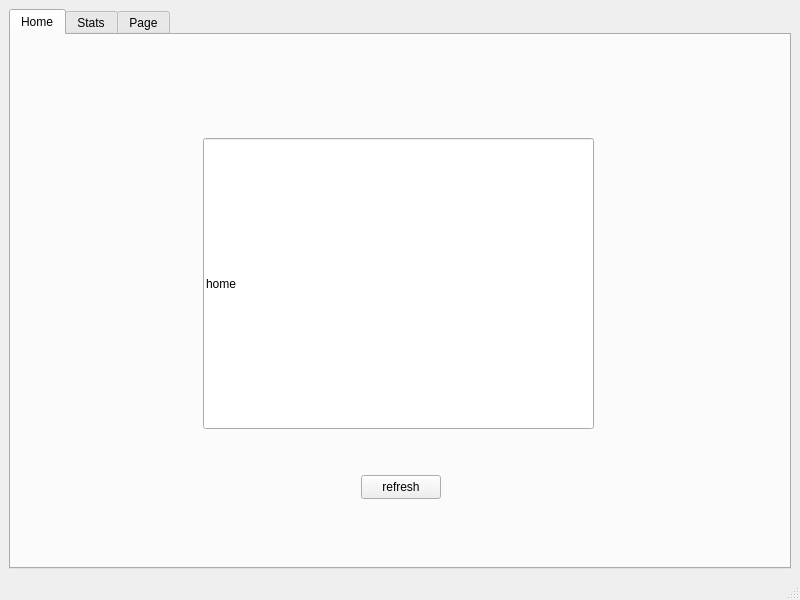
First picture: the form in mainwindow.ui, repository lucastmah/NWHacks2022, before the edit.
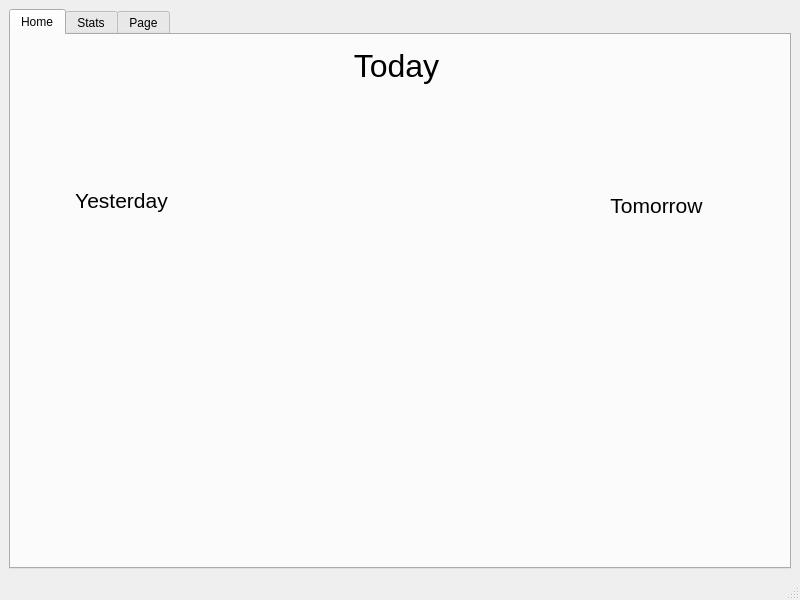
Second picture: the form after the edit. The open tabs and pages were chosen to show the change.

Patch:
```diff
--- a/mainwindow.ui
+++ b/mainwindow.ui
@@ -24,30 +24,70 @@
        <attribute name="title">
         <string>Home</string>
        </attribute>
-       <widget class="QLineEdit" name="homeText">
+       <widget class="QLabel" name="label_2">
         <property name="geometry">
          <rect>
-          <x>192</x>
-          <y>103</y>
-          <width>391</width>
-          <height>291</height>
+          <x>340</x>
+          <y>10</y>
+          <width>91</width>
+          <height>41</height>
          </rect>
         </property>
+        <property name="font">
+         <font>
+          <pointsize>24</pointsize>
+         </font>
+        </property>
+        <property name="layoutDirection">
+         <enum>Qt::LeftToRight</enum>
+        </property>
         <property name="text">
-         <string>home</string>
+         <string>Today</string>
         </property>
+        <property name="alignment">
+         <set>Qt::AlignCenter</set>
+        </property>
        </widget>
-       <widget class="QPushButton" name="homeRefresh">
+       <widget class="QLabel" name="label_3">
         <property name="geometry">
          <rect>
-          <x>350</x>
-          <y>440</y>
-          <width>80</width>
-          <height>24</height>
+          <x>60</x>
+          <y>150</y>
+          <width>101</width>
+          <height>31</height>
          </rect>
         </property>
+        <property name="font">
+         <font>
+          <pointsize>16</pointsize>
+         </font>
+        </property>
         <property name="text">
-         <string>refresh</string>
+         <string>Yesterday</string>
+        </property>
+        <property name="alignment">
+         <set>Qt::AlignCenter</set>
+        </property>
+       </widget>
+       <widget class="QLabel" name="label_4">
+        <property name="geometry">
+         <rect>
+          <x>590</x>
+          <y>160</y>
+          <width>111</width>
+          <height>21</height>
+         </rect>
+        </property>
+        <property name="font">
+         <font>
+          <pointsize>16</pointsize>
+         </font>
+        </property>
+        <property name="text">
+         <string>Tomorrow</string>
+        </property>
+        <property name="alignment">
+         <set>Qt::AlignCenter</set>
         </property>
        </widget>
       </widget>
```
Left out of the diff: 30 changed lines with no effect on the pictures.
